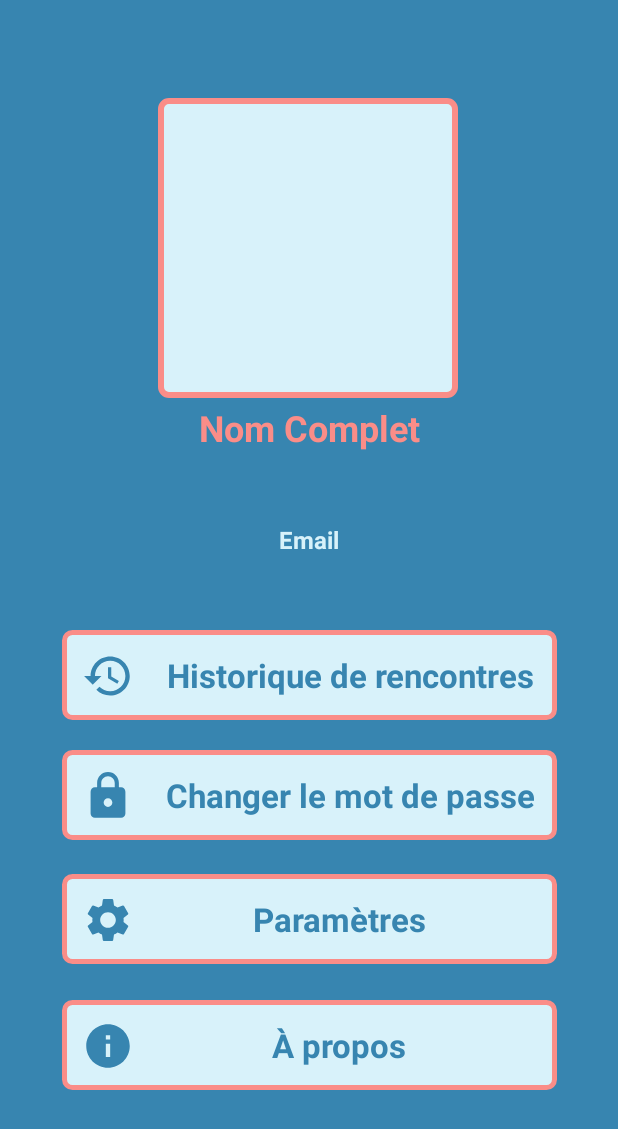
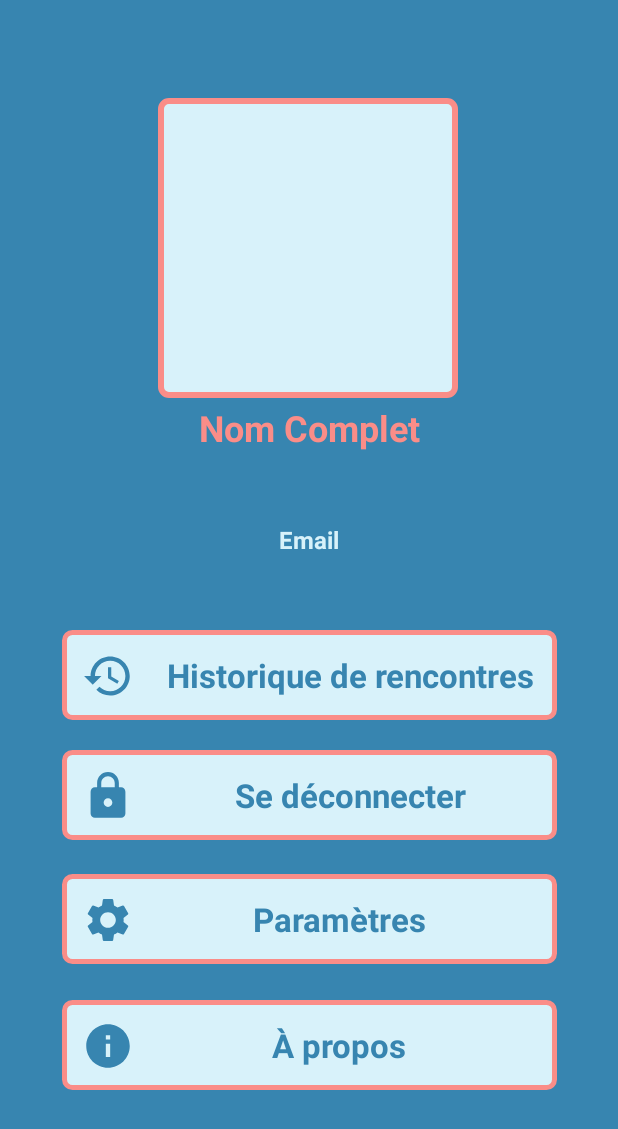
Before and after one commit to lopezalexander/Projet-Integrateur, an Android app: the layout activity_profile.xml on its own in the app's theme, with its tools: preview values and no code run, on a phone screen of 412 x 824 dp. Shown: the top 1129 px of the screen. Run offline under Robolectric (Android 15) with nearby library versions, the phone set to English and light mode, and no system bars.

Commit message:
Ajout de deconnexion compte

```diff
--- a/app/src/main/res/layout/activity_profile.xml
+++ b/app/src/main/res/layout/activity_profile.xml
@@ -93,7 +93,7 @@
 
 	</LinearLayout>
 
-	<!--    BOUTON CHANGER MOT DE PASSE     -->
+	<!--    BOUTON SE DECONNECTER    -->
 	<LinearLayout
 		android:id="@+id/linearLayout2"
 		android:layout_width="330dp"
@@ -113,11 +113,12 @@
 			/>
 
 		<TextView
+			android:id="@+id/textview_log_out"
 			android:layout_width="match_parent"
 			android:layout_height="match_parent"
 			android:gravity="center"
 			android:paddingEnd="5dp"
-			android:text="@string/changer_le_mot_de_passe"
+			android:text="@string/se_d_connecter"
 			android:textColor="@color/blue1"
 			android:textSize="22sp"
 			android:textStyle="bold"
--- a/app/src/main/res/values/strings.xml
+++ b/app/src/main/res/values/strings.xml
@@ -55,8 +55,9 @@
 	<string name="param_tres">Paramètres</string>
 	<string name="propos">À propos</string>
 	<string name="nom_complet">Nom Complet</string>
+    <string name="se_d_connecter">Se déconnecter</string>
 
-	<!-- XXXXXX LAYOUT -->
+    <!-- XXXXXX LAYOUT -->
 
 	<!-- XXXXXX LAYOUT -->
 	<!-- XXXXXX LAYOUT -->
```
Also changed, not shown: app/src/main/java/com/example/projetintegrateur/ui/ProfileActivity.java (+11 -6 lines).
